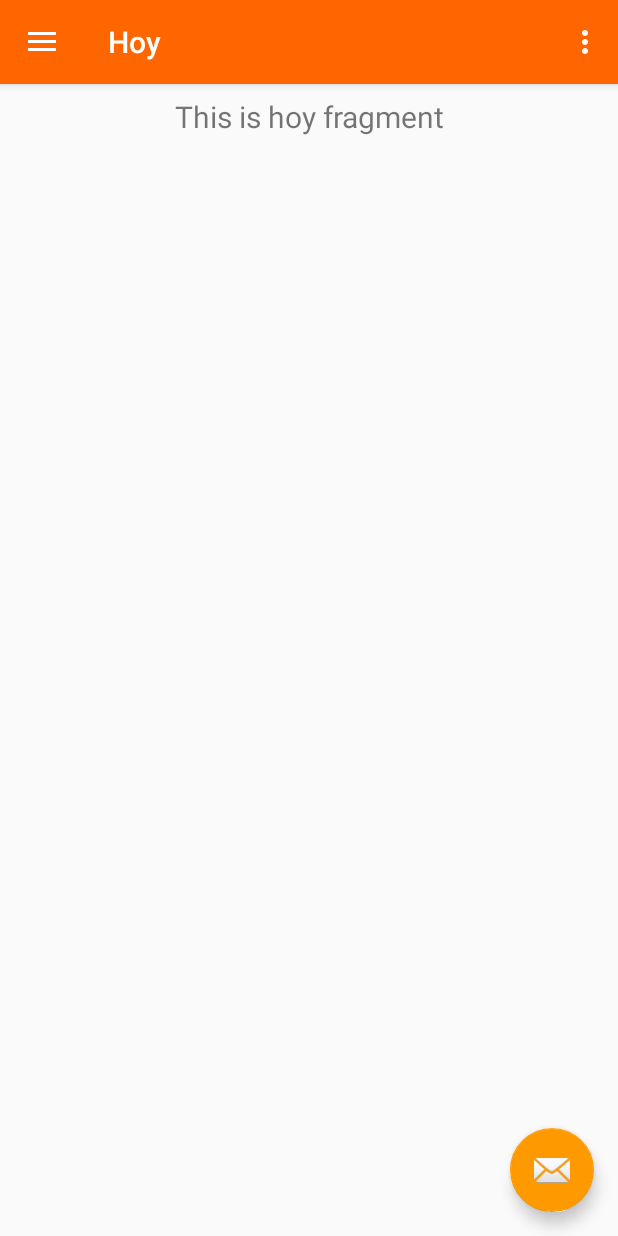
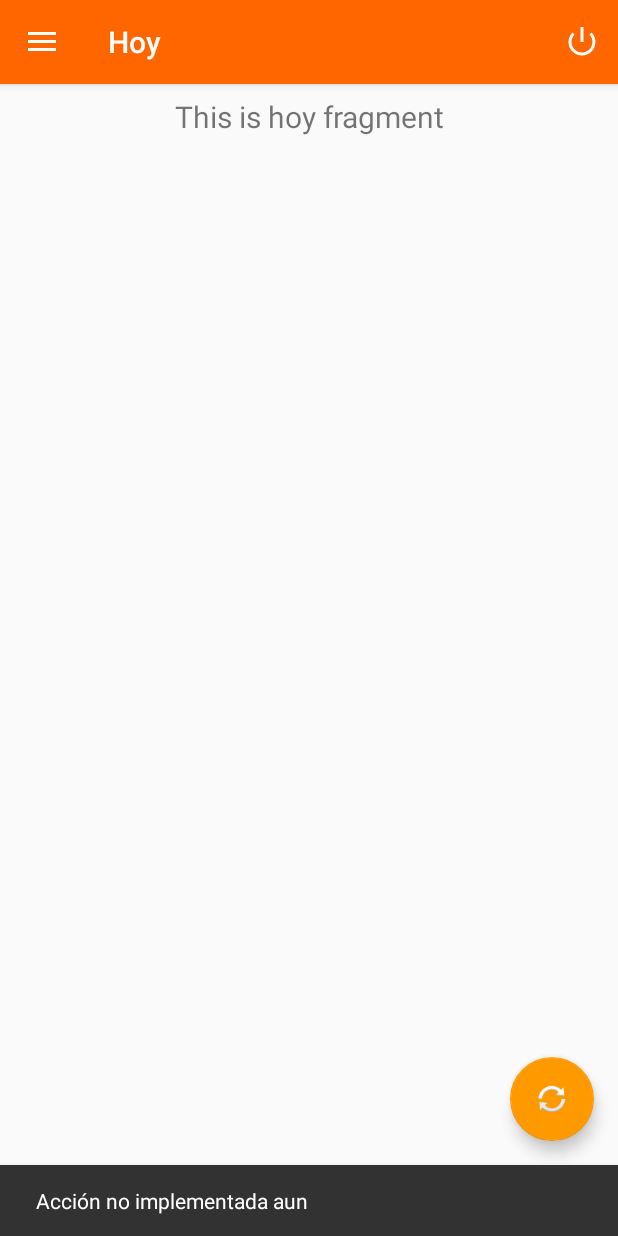
Before and after one commit to cfigueroa63/GESTA, an Android app: the Main screen opened directly, with no data from a screen before it, in the side drawer, after a tap on "Hoy", on a phone screen of 412 x 824 dp. Run offline under Robolectric (Android 15) with nearby library versions, the phone set to English and light mode, and no system bars; our stand-ins replace navigation-ui.

Commit message:
Cerrar Sesion

```diff
--- a/app/src/main/java/com/example/gesta/Main.java
+++ b/app/src/main/java/com/example/gesta/Main.java
@@ -1,12 +1,15 @@
 package com.example.gesta;
 
+import android.content.Intent;
 import android.os.Bundle;
 
 import com.google.android.material.floatingactionbutton.FloatingActionButton;
 import com.google.android.material.snackbar.Snackbar;
 
+import android.view.MenuItem;
 import android.view.View;
 
+import androidx.appcompat.view.menu.ActionMenuItem;
 import androidx.navigation.NavController;
 import androidx.navigation.Navigation;
 import androidx.navigation.ui.AppBarConfiguration;
@@ -21,6 +24,8 @@ import androidx.appcompat.widget.Toolbar;
 
 import android.view.Menu;
 import android.widget.TextView;
+import android.widget.Toast;
+
 
 public class Main extends AppCompatActivity {
 
@@ -33,14 +38,15 @@ public class Main extends AppCompatActivity {
         setContentView(R.layout.activity_main);
         Toolbar toolbar = findViewById(R.id.toolbar);
         setSupportActionBar(toolbar);
-        FloatingActionButton fab = findViewById(R.id.fab);
-        fab.setOnClickListener(new View.OnClickListener() {
+        FloatingActionButton actualizar = findViewById(R.id.actualizar);
+        actualizar.setOnClickListener(new View.OnClickListener() {
             @Override
             public void onClick(View view) {
-                Snackbar.make(view, "Replace with your own action", Snackbar.LENGTH_LONG)
+                Snackbar.make(view, "Acción no implementada aun", Snackbar.LENGTH_LONG)
                         .setAction("Action", null).show();
             }
         });
+
         DrawerLayout drawer = findViewById(R.id.drawer_layout);
         NavigationView navigationView = findViewById(R.id.nav_view);
         // Passing each menu ID as a set of Ids because each
@@ -58,7 +64,7 @@ public class Main extends AppCompatActivity {
         View headerView = navigationView.getHeaderView(0);
         TextView tv_user_nav = (TextView) headerView.findViewById(R.id.tv_user_nav);
         String data_user = getIntent().getStringExtra("data_user");
-        tv_user_nav .setText(data_user);
+        tv_user_nav.setText(data_user);
 
     }
 
@@ -75,4 +81,10 @@ public class Main extends AppCompatActivity {
         return NavigationUI.navigateUp(navController, mAppBarConfiguration)
                 || super.onSupportNavigateUp();
     }
+
+    public void cerrar_sesion(MenuItem menu) {
+        Intent cerrar = new Intent(this, Login.class);
+        startActivity(cerrar);
+    }
+
 }
--- a/app/src/main/res/layout/app_bar_main.xml
+++ b/app/src/main/res/layout/app_bar_main.xml
@@ -23,11 +23,11 @@
     <include layout="@layout/content_main" />
 
     <com.google.android.material.floatingactionbutton.FloatingActionButton
-        android:id="@+id/fab"
+        android:id="@+id/actualizar"
         android:layout_width="wrap_content"
         android:layout_height="wrap_content"
         android:layout_gravity="bottom|end"
         android:layout_margin="@dimen/fab_margin"
-        app:srcCompat="@android:drawable/ic_dialog_email" />
+        app:srcCompat="@android:drawable/ic_popup_sync" />
 
 </androidx.coordinatorlayout.widget.CoordinatorLayout>
--- a/app/src/main/res/menu/main.xml
+++ b/app/src/main/res/menu/main.xml
@@ -1,9 +1,12 @@
 <?xml version="1.0" encoding="utf-8"?>
 <menu xmlns:android="http://schemas.android.com/apk/res/android"
     xmlns:app="http://schemas.android.com/apk/res-auto">
+
     <item
-        android:id="@+id/action_settings"
-        android:orderInCategory="100"
-        android:title="@string/action_settings"
-        app:showAsAction="never" />
+        android:id="@+id/cerrar_sesion"
+        android:icon="@android:drawable/ic_lock_power_off"
+        android:onClick="cerrar_sesion"
+        android:orderInCategory="101"
+        android:title="Cerrar Sesión"
+        app:showAsAction="ifRoom" />
 </menu>
--- a/app/src/main/res/values/strings.xml
+++ b/app/src/main/res/values/strings.xml
@@ -9,7 +9,7 @@
     <string name="nav_header_title">Bienvenido</string>
     <string name="nav_header_subtitle">android.studio@android.com</string>
     <string name="nav_header_desc">Navigation header</string>
-    <string name="action_settings">Settings</string>
+    <string name="action_cerrar_sesion">Cerrar Sesión</string>
 
     <string name="menu_inicio">Inicio</string>
     <string name="menu_hoy">Hoy</string>
```
Also changed, not shown: app/src/main/java/com/example/gesta/Login.java (+7 -4 lines), app/src/main/res/layout-v26/activity_login.xml (+9 -7 lines), app/src/main/res/layout/activity_login.xml (+9 -7 lines).
